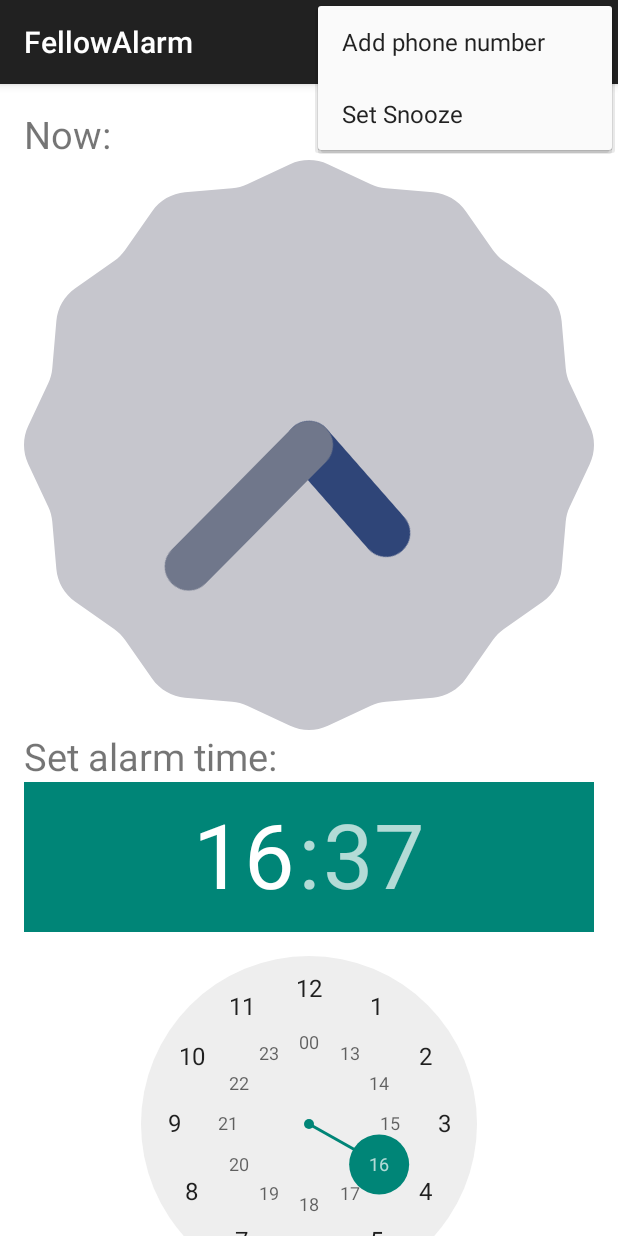
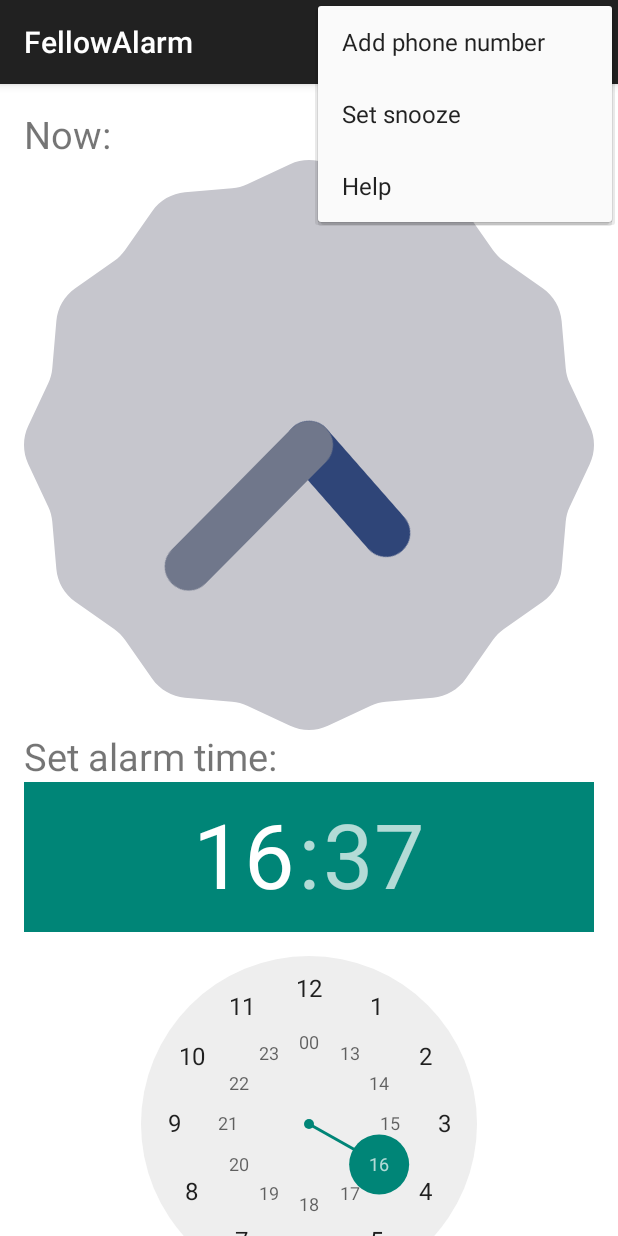
Before and after one commit to Etengle/Android-Fellow-Alarm-App, an Android app: the screen it shows after launch (MainActivity), with the options menu open, on a phone screen of 412 x 824 dp. Run offline under Robolectric (Android 15) with nearby library versions, the phone set to English and light mode, and no system bars.

Commit message:
1/22 03:22 mins

```diff
--- a/app/src/main/java/netdb/courses/softwarestudio/labs/pushnotification/AlarmMessage.java
+++ b/app/src/main/java/netdb/courses/softwarestudio/labs/pushnotification/AlarmMessage.java
@@ -125,11 +125,11 @@ public class AlarmMessage extends ActionBarActivity {
         int min = snoozeIntevalinMills/ONEMIN;
         int sec = (snoozeIntevalinMills%ONEMIN) / ONESEC;
         if (counter < 2) {
-            Toast.makeText(AlarmMessage.this, "Snooze after " + ((min > 0) ? min + " minute" : sec + " second"), Toast.LENGTH_SHORT).show();
+            Toast.makeText(AlarmMessage.this, "Snooze after " + ((min > 0) ? ((min == 1) ? min + " minite": min + " minutes") : sec + " seconds"), Toast.LENGTH_SHORT).show();
             editor.putInt("counter", ++counter);
             editor.apply();
         }else if (counter == 2) {
-            Toast.makeText(AlarmMessage.this, "Snooze again " + ((min > 0) ? min + " minute" : sec + " second") + ".\nNext time I'll call someone else.", Toast.LENGTH_SHORT).show();
+            Toast.makeText(AlarmMessage.this, "Snooze again " + ((min > 0) ? ((min == 1) ? min + " minite": min + " minutes") : sec + " seconds") + ".\nNext time I'll call someone else.", Toast.LENGTH_SHORT).show();
             msg.setText("DELETE ALARM");
             editor.putInt("counter", ++counter);
             editor.apply();
--- a/app/src/main/res/menu/menu_main.xml
+++ b/app/src/main/res/menu/menu_main.xml
@@ -36,4 +36,10 @@
         android:orderInCategory="100"
         android:title="@string/set_snooze"
         app:showAsAction="never" />
+
+    <item
+        android:id="@+id/action_help"
+        android:orderInCategory="100"
+        android:title="@string/help"
+        app:showAsAction="never" />
 </menu>
--- a/app/src/main/res/values/strings.xml
+++ b/app/src/main/res/values/strings.xml
@@ -11,7 +11,7 @@
     <string name="no_alarm">Currently no alarm</string>
     <string name="delete_alarm">delete alarm</string>
     <string name="contact">get</string>
-    <string name="set_snooze">Set Snooze</string>
+    <string name="set_snooze">Set snooze</string>
     <string name="now">Now: </string>
     <string name="settime">Set alarm time:</string>
     <string name="title_activity_add_number">AddNumberActivity</string>
@@ -19,5 +19,6 @@
     <string name="check">Check</string>
     <string name="contacts">Contacts</string>
     <string name="set_alarm">set alarm</string>
+    <string name="help">Help</string>
 
 </resources>
--- a/app/src/main/res/values/styles.xml
+++ b/app/src/main/res/values/styles.xml
@@ -3,6 +3,12 @@
     <!-- Base application theme. -->
     <style name="AppTheme" parent="Theme.AppCompat.Light.DarkActionBar">
         <!-- Customize your theme here. -->
+        <item name="android:actionBarStyle">@style/ActionBar</item>
+        <item name="android:actionBarWidgetTheme">@style/ActionBarWidget</item>
     </style>
 
+    <style name="ActionBar" parent="Widget.AppCompat.Light.ActionBar.Solid.Inverse">
+        <item name="android:icon">@drawable/ic_launcher3</item>
+    </style>
+    <style name="ActionBarWidget" parent="Theme.AppCompat.Light.DarkActionBar"/>
 </resources>
```
Also changed, not shown: app/src/main/java/netdb/courses/softwarestudio/labs/pushnotification/MainActivity.java (+18 -0 lines).
